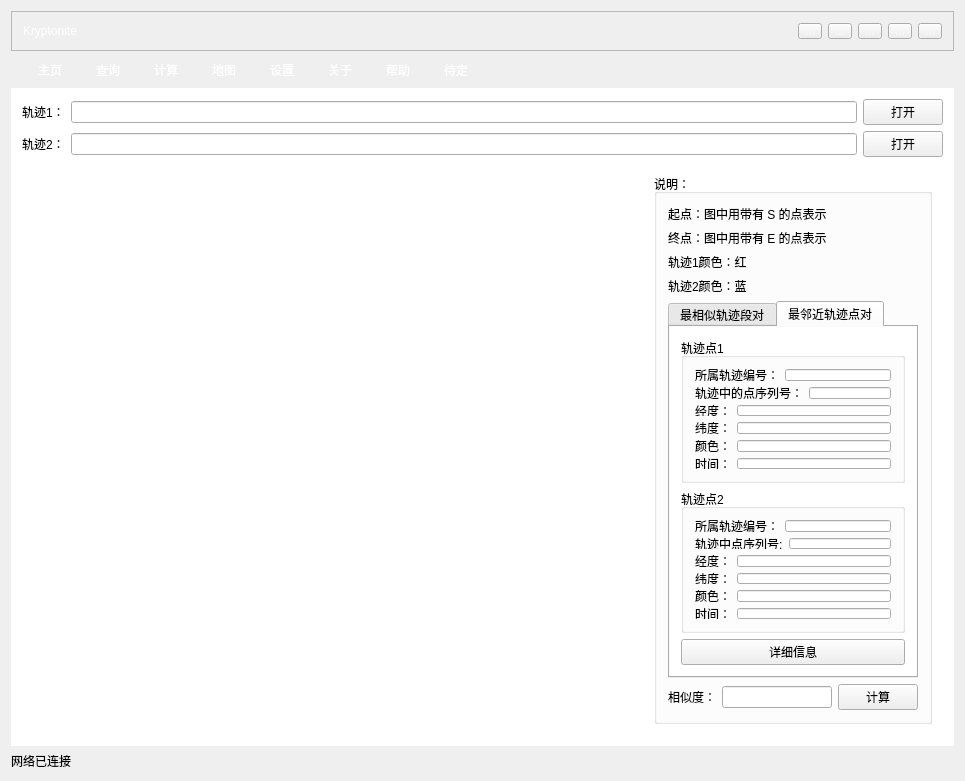
First picture: the form in mainwindow.ui, repository ZhangShurong/Trajectory-similarity, before the edit.
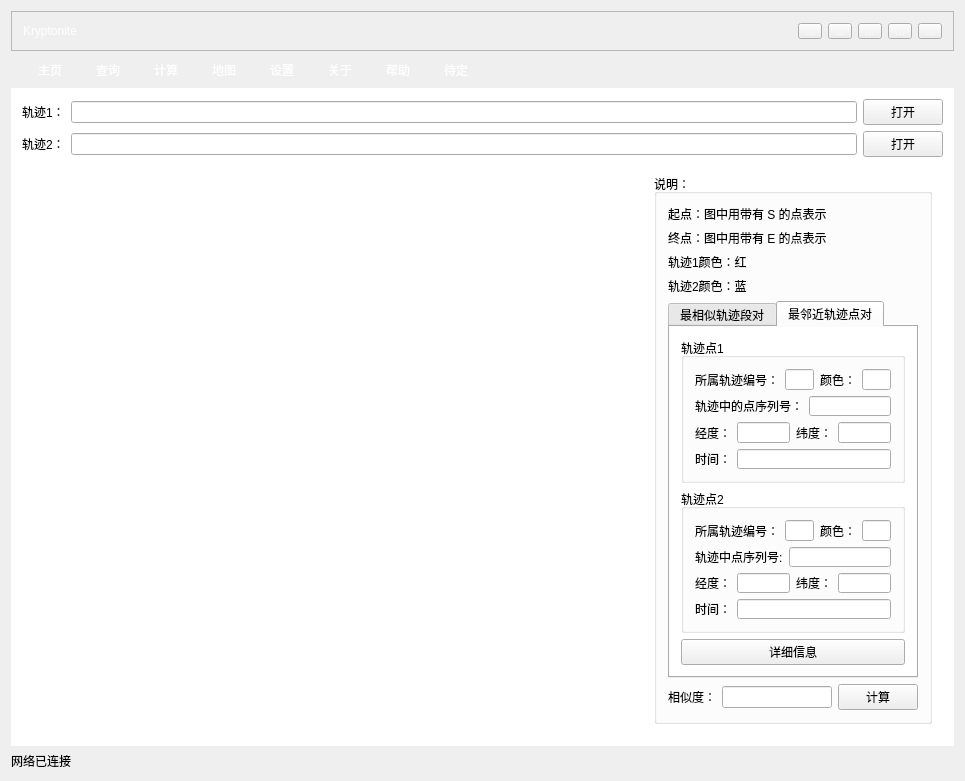
Second picture: the form after the edit. The open tabs and pages were chosen to show the change. Icons and pictures are not drawn. Custom widgets are drawn as their Qt base class.

Patch:
```diff
--- a/mainwindow.ui
+++ b/mainwindow.ui
@@ -1406,6 +1406,20 @@
                            <item>
                             <widget class="QLineEdit" name="bianhao1"/>
                            </item>
+                           <item>
+                            <layout class="QHBoxLayout" name="horizontalLayout_38">
+                             <item>
+                              <widget class="QLabel" name="label_13">
+                               <property name="text">
+                                <string>颜色：</string>
+                               </property>
+                              </widget>
+                             </item>
+                             <item>
+                              <widget class="QLineEdit" name="color1"/>
+                             </item>
+                            </layout>
+                           </item>
                           </layout>
                          </item>
                          <item>
@@ -1423,6 +1437,8 @@
                           </layout>
                          </item>
                          <item>
+                          <layout class="QHBoxLayout" name="horizontalLayout_46">
+                           <item>
                           <layout class="QHBoxLayout" name="horizontalLayout_36">
                            <item>
                             <widget class="QLabel" name="label_8">
@@ -1434,8 +1450,6 @@
                            <item>
                             <widget class="QLineEdit" name="longitude1"/>
                            </item>
-                          </layout>
-                         </item>
                          <item>
                           <layout class="QHBoxLayout" name="horizontalLayout_37">
                            <item>
@@ -1450,17 +1464,7 @@
                            </item>
                           </layout>
                          </item>
-                         <item>
-                          <layout class="QHBoxLayout" name="horizontalLayout_38">
-                           <item>
-                            <widget class="QLabel" name="label_13">
-                             <property name="text">
-                              <string>颜色：</string>
-                             </property>
-                            </widget>
-                           </item>
-                           <item>
-                            <widget class="QLineEdit" name="color1"/>
+                            </layout>
                            </item>
                           </layout>
                          </item>
@@ -1499,6 +1503,20 @@
                            <item>
                             <widget class="QLineEdit" name="bianhao2"/>
                            </item>
+                           <item>
+                            <layout class="QHBoxLayout" name="horizontalLayout_44">
+                             <item>
+                              <widget class="QLabel" name="label_34">
+                               <property name="text">
+                                <string>颜色：</string>
+                               </property>
+                              </widget>
+                             </item>
+                             <item>
+                              <widget class="QLineEdit" name="color2"/>
+                             </item>
+                            </layout>
+                           </item>
                           </layout>
                          </item>
                          <item>
@@ -1516,6 +1534,8 @@
                           </layout>
                          </item>
                          <item>
+                          <layout class="QHBoxLayout" name="horizontalLayout_47">
+                           <item>
                           <layout class="QHBoxLayout" name="horizontalLayout_42">
                            <item>
                             <widget class="QLabel" name="label_32">
@@ -1527,8 +1547,6 @@
                            <item>
                             <widget class="QLineEdit" name="longitude2"/>
                            </item>
-                          </layout>
-                         </item>
                          <item>
                           <layout class="QHBoxLayout" name="horizontalLayout_43">
                            <item>
@@ -1543,17 +1561,7 @@
                            </item>
                           </layout>
                          </item>
-                         <item>
-                          <layout class="QHBoxLayout" name="horizontalLayout_44">
-                           <item>
-                            <widget class="QLabel" name="label_34">
-                             <property name="text">
-                              <string>颜色：</string>
-                             </property>
-                            </widget>
-                           </item>
-                           <item>
-                            <widget class="QLineEdit" name="color2"/>
+                            </layout>
                            </item>
                           </layout>
                          </item>
```
Left out of the diff: 15 changed lines with no effect on the pictures. Lines whose indentation alone changed are shown as unchanged.
